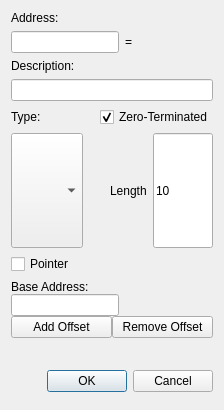
Before: the Qt Designer form GUI/AddAddressManuallyDialog.ui in korcankaraokcu/PINCE, drawn with Qt 5.
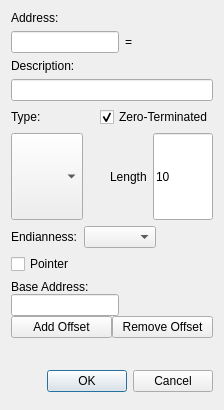
After: the same form once the commit is applied.

Commit message: Implement endianness

What changed in the file:
```diff
--- a/GUI/AddAddressManuallyDialog.ui
+++ b/GUI/AddAddressManuallyDialog.ui
@@ -261,6 +261,33 @@
        </item>
       </layout>
      </item>
+     <item>
+      <layout class="QHBoxLayout" name="horizontalLayout_6">
+       <item>
+        <widget class="QLabel" name="label_3">
+         <property name="text">
+          <string>Endianness:</string>
+         </property>
+        </widget>
+       </item>
+       <item>
+        <widget class="QComboBox" name="comboBox_Endianness"/>
+       </item>
+       <item>
+        <spacer name="horizontalSpacer_5">
+         <property name="orientation">
+          <enum>Qt::Horizontal</enum>
+         </property>
+         <property name="sizeHint" stdset="0">
+          <size>
+           <width>40</width>
+           <height>20</height>
+          </size>
+         </property>
+        </spacer>
+       </item>
+      </layout>
+     </item>
     </layout>
    </item>
    <item row="0" column="0">
```
The commit also changes 9 other files.
